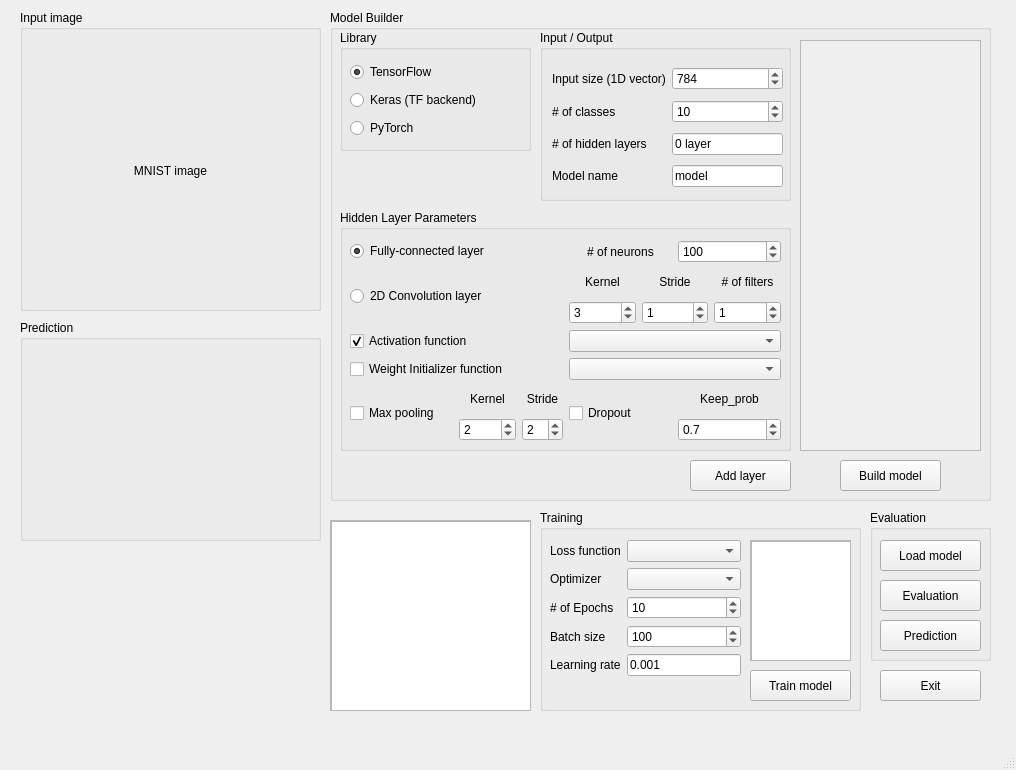
Above: tf_testbed.ui from togheppi/PyQt before the change. Below: the same form after it.
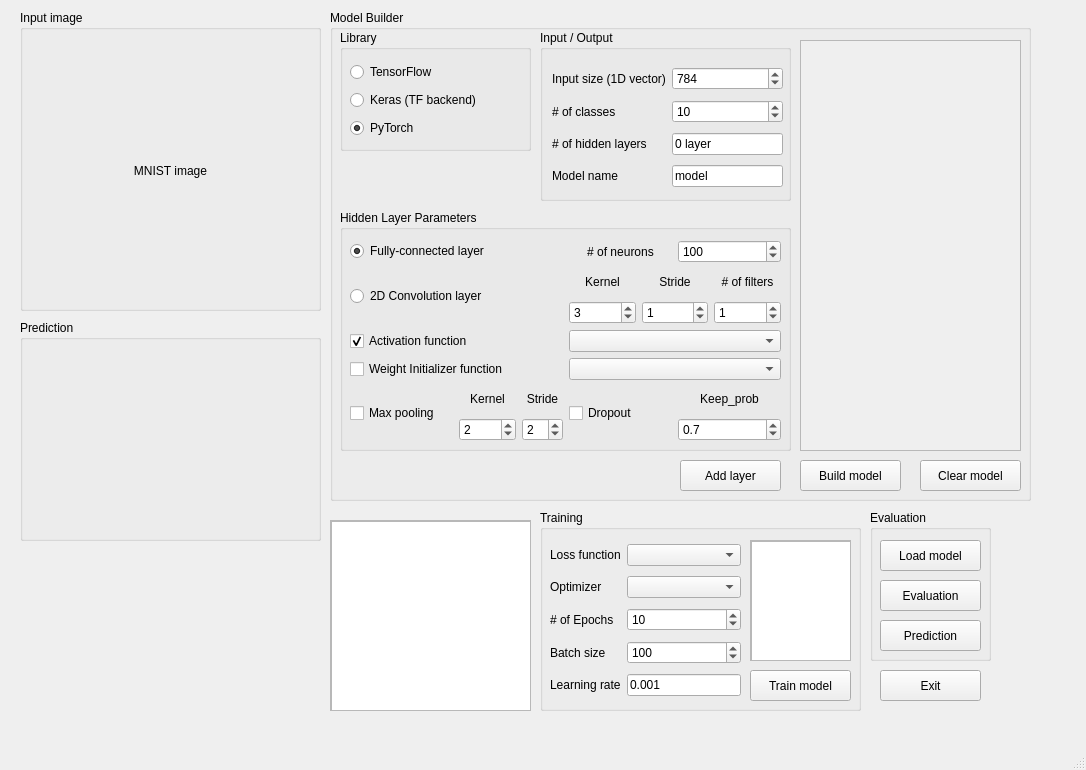
That is the form after the change.

Commit message: Keras model added

Diff of the .ui file:
```diff
--- a/tf_testbed.ui
+++ b/tf_testbed.ui
@@ -6,7 +6,7 @@
    <rect>
     <x>0</x>
     <y>0</y>
-    <width>1016</width>
+    <width>1086</width>
     <height>770</height>
    </rect>
   </property>
@@ -48,7 +48,7 @@
      <rect>
       <x>330</x>
       <y>10</y>
-      <width>661</width>
+      <width>701</width>
       <height>491</height>
      </rect>
     </property>
@@ -83,7 +83,7 @@
           <string>TensorFlow</string>
          </property>
          <property name="checked">
-          <bool>true</bool>
+          <bool>false</bool>
          </property>
         </widget>
        </item>
@@ -99,6 +99,9 @@
          <property name="text">
           <string>PyTorch</string>
          </property>
+         <property name="checked">
+          <bool>true</bool>
+         </property>
         </widget>
        </item>
       </layout>
@@ -462,7 +465,7 @@
     <widget class="QPushButton" name="pushButton_addLayer">
      <property name="geometry">
       <rect>
-       <x>360</x>
+       <x>350</x>
        <y>450</y>
        <width>101</width>
        <height>31</height>
@@ -477,7 +480,7 @@
       <rect>
        <x>470</x>
        <y>30</y>
-       <width>181</width>
+       <width>221</width>
        <height>411</height>
       </rect>
      </property>
@@ -492,7 +495,7 @@
           <rect>
            <x>0</x>
            <y>0</y>
-           <width>177</width>
+           <width>217</width>
            <height>407</height>
           </rect>
          </property>
@@ -504,7 +507,7 @@
     <widget class="QPushButton" name="pushButton_buildModel">
      <property name="geometry">
       <rect>
-       <x>510</x>
+       <x>470</x>
        <y>450</y>
        <width>101</width>
        <height>31</height>
@@ -514,6 +517,19 @@
       <string>Build model</string>
      </property>
     </widget>
+    <widget class="QPushButton" name="pushButton_clearModel">
+     <property name="geometry">
+      <rect>
+       <x>590</x>
+       <y>450</y>
+       <width>101</width>
+       <height>31</height>
+      </rect>
+     </property>
+     <property name="text">
+      <string>Clear model</string>
+     </property>
+    </widget>
    </widget>
    <widget class="QGroupBox" name="groupBox_training">
     <property name="geometry">
@@ -579,7 +595,7 @@
        <x>10</x>
        <y>30</y>
        <width>191</width>
-       <height>138</height>
+       <height>161</height>
       </rect>
      </property>
      <layout class="QGridLayout" name="gridLayout_training">
```
Left out of the diff: 2 changed lines with no effect on the pictures. The commit also changes 5 other files.
